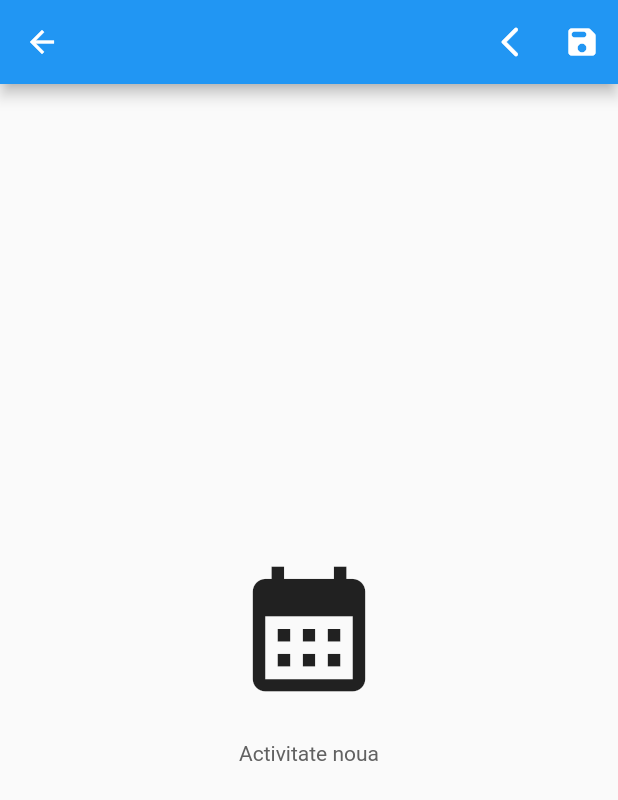
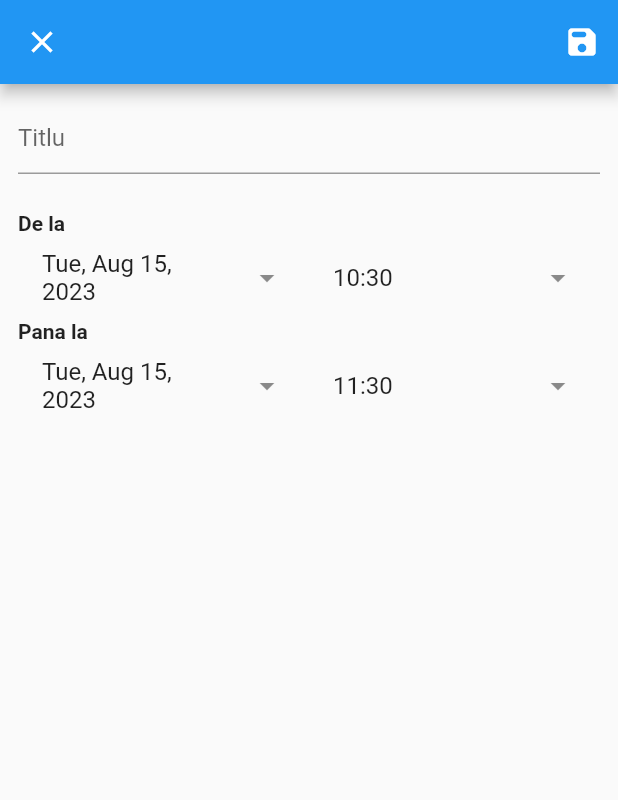
Before and after one commit to alexandrazambitchi/organizare_timp, a Flutter app: the NewActivityPage screen opened by its route, on a phone screen of 412 x 824 dp. Shown: the top 800 px of the screen. Run offline on Flutter 3.47's test engine with Material 2 defaults, Android fonts, the phone set to English and light mode, and no system bars; our stand-ins replace cloud_firestore, firebase_auth, firebase_core, google_nav_bar, google_sign_in, syncfusion_flutter_calendar; accounts and stored records are empty.

Commit message:
create activity, add calendar, other utils

```diff
--- /dev/null
+++ b/lib/components/utils.dart
@@ -0,0 +1,22 @@
+import 'package:intl/intl.dart';
+
+class Utils {
+  static String toDateTime(DateTime dateTime) {
+    final date = DateFormat.yMMMEd().format(dateTime);
+    final time = DateFormat.Hm().format(dateTime);
+
+    return '$date $time';
+  }
+
+  static String toDate(DateTime dateTime) {
+    final date = DateFormat.yMMMEd().format(dateTime);
+
+    return '$date';
+  }
+
+  static String toTime(DateTime dateTime) {
+    final time = DateFormat.Hm().format(dateTime);
+
+    return '$time';
+  }
+}
--- /dev/null
+++ b/lib/model/activity.dart
@@ -0,0 +1,26 @@
+import 'package:flutter/material.dart';
+
+class Activity{
+  final String title;
+  final String description;
+  final DateTime startTime;
+  final DateTime endTime;
+  final String category;
+  final String priority;
+  final String recurency;
+  final Color activityColor;
+  final bool isAllDay;
+
+  const Activity({
+    required this.title,
+    required this.description,
+    required this.startTime,
+    required this.endTime,
+    required this.category,
+    required this.priority,
+    required this.recurency,
+    this.activityColor = Colors.pink,
+    this.isAllDay = false
+  });
+
+}
--- a/lib/pages/new_activity.dart
+++ b/lib/pages/new_activity.dart
@@ -1,65 +1,227 @@
 import 'package:flutter/material.dart';
+import 'package:organizare_timp/components/textfields.dart';
+import 'package:organizare_timp/components/utils.dart';
+import 'package:organizare_timp/model/activity.dart';
+import 'package:provider/provider.dart';
+
+import '../provider/activity_provider.dart';
 
 class NewActivityPage extends StatefulWidget {
 
-  const NewActivityPage({super.key});
+  final Activity? activity;
+
+  const NewActivityPage({Key? key, this.activity,}) : super(key: key);
 
   @override
   State<NewActivityPage> createState() => _NewActivityPageState();
 }
 
 class _NewActivityPageState extends State<NewActivityPage> {
+  final formKey = GlobalKey<FormState>();
+  late DateTime startDate;
+  late DateTime endDate;
+
+  final titleController = TextEditingController();
+
+  @override
+  void initState() {
+    super.initState();
+
+    if (widget.activity == null) {
+      startDate = DateTime.now();
+      endDate = DateTime.now().add(const Duration(hours: 1));
+    }
+  }
 
   void saveNewActivity() {
+    final isValid = formKey.currentState!.validate();
+
+    if(isValid) {
+      final activity = Activity(
+        title: titleController.text,
+        description: 'description',
+        startTime: startDate,
+        endTime: endDate,
+        category: 'category',
+        priority: 'priority',
+        recurency: 'recurency',
+        isAllDay: false
+        );
+
+        final provider = Provider.of<ActivityProvider>(context, listen: false);
+        provider.addActivity(activity);
+
+        Navigator.of(context).pop();
+    }
     //save to db
-    Navigator.pop(context);
+    //Navigator.pop(context);
   }
 
   @override
   Widget build(BuildContext context) {
     return Scaffold(
       appBar: AppBar(
-        actions: [
-          IconButton(
-            icon: const Icon(Icons.arrow_back_ios_new_rounded),
-            onPressed: () =>  Navigator.pop(context),
-            ),
-          IconButton(
+        leading: const CloseButton(),
+        actions:
+          // [IconButton(
+          //   icon: const Icon(Icons.arrow_back_ios_new_rounded),
+          //   onPressed: () =>  Navigator.pop(context),
+          //   ),
+          [IconButton(
             icon: const Icon(Icons.save_rounded),
             onPressed: saveNewActivity,
+          ),]
+        ,
       ),
+      body: SingleChildScrollView(
+        padding: EdgeInsets.all(12),
+        child: Form(
+          key: formKey,
+          child: Column(
+            mainAxisSize: MainAxisSize.min,
+            children: <Widget>[
+
+              setTitle(),
+              SizedBox(height: 25,),
+              dateTimePickers(),
+
+
             ],
             ),
-      body: SafeArea(
-        child: Center(
-            child: SingleChildScrollView(
-          child: Column(mainAxisAlignment: MainAxisAlignment.center, children: [
-            const SizedBox(
-              height: 25,
         ),
-            const Icon(
-              Icons.calendar_month,
-              size: 100,
+      )
+
+
+    );
+  }
+
+  Widget setTitle() => TextFormField(
+    style: TextStyle(fontSize: 16),
+    decoration: InputDecoration(
+      border: UnderlineInputBorder(),
+      hintText: 'Titlu'
     ),
+    onFieldSubmitted: (_) => saveNewActivity(),
+    validator: (title) =>
+      title != null && title.isEmpty ? 'Activitatea trebuie sa aiba un titlu' : null,
+    controller: titleController,
+  );
 
-            const SizedBox(
-              height: 25,
-            ),
-            Text(
-              'Activitate noua',
-              style: TextStyle(
-                color: Colors.grey[700],
-                fontSize: 14,
-              ),
-            ),
+  Widget dateTimePickers() => Column(
+    children: [
+      buildStarting(),
+      buildEnding(),
+    ],
+  );
 
-            const SizedBox(height: 25),
-
-            // username textfield
-
-          ]),
+  Widget buildStarting () => buildHeader(
+    header: 'De la',
+    child: Row(
+      children: [
+        Expanded(
+          child: buildDropdownField(
+            text: Utils.toDate(startDate),
+            onClicked: () => pickStartingDateTime(pickDate: true),
            )),
+           Expanded(
+          child: buildDropdownField(
+            text: Utils.toTime(startDate),
+            onClicked: () => pickStartingDateTime(pickDate: false),
+           ))
+      ],
     ),
   );
+
+  Widget buildEnding () => buildHeader(
+    header: 'Pana la',
+    child: Row(
+      children: [
+        Expanded(
+          child: buildDropdownField(
+            text: Utils.toDate(endDate),
+            onClicked: () => pickEndingDateTime(pickDate: true),
+           )),
+           Expanded(
+          child: buildDropdownField(
+            text: Utils.toTime(endDate),
+            onClicked: () => pickEndingDateTime(pickDate: false),
+           ))
+      ],
+    ),
+  );
+
+  Future pickStartingDateTime({required bool pickDate}) async {
+    final date = await pickDateTime(startDate, pickDate: pickDate);
+
+    if(date ==  null) return;
+
+    if(date.isAfter(endDate)) {
+      endDate = DateTime(date.year, date.month, date.day, endDate.hour, endDate.minute);
+    }
+
+    setState(() => startDate = date);
+  }
+
+  Future pickEndingDateTime({required bool pickDate}) async {
+    final date = await pickDateTime(
+      endDate,
+      pickDate: pickDate,
+      firstDate: pickDate ? startDate : null
+      );
+
+    if(date ==  null) return;
+
+    setState(() => endDate = date);
+  }
+
+  Future<DateTime?> pickDateTime(
+    DateTime initialDate, {required bool pickDate, DateTime? firstDate}) async {
+      if(pickDate){
+        final date = await showDatePicker(
+          context: context,
+          initialDate: initialDate,
+          firstDate: firstDate ?? DateTime(2015, 8),
+          lastDate: DateTime(2101)
+        );
+
+        if (date == null) return null;
+
+        final time = Duration(hours: initialDate.hour, minutes: initialDate.minute);
+
+        return date.add(time);
+      }
+      else {
+        final timeSelected = await showTimePicker(
+          context: context,
+          initialTime: TimeOfDay.fromDateTime(initialDate));
+
+        if (timeSelected == null) return null;
+
+        final date = DateTime(initialDate.year, initialDate.month, initialDate.day);
+        final time = Duration(hours: timeSelected.hour, minutes: timeSelected.minute);
+
+        return date.add(time);
       }
     }
+
+  Widget buildDropdownField ({
+    required String text,
+    required VoidCallback onClicked
+  }) => ListTile(
+    title: Text(text),
+    trailing: Icon(Icons.arrow_drop_down),
+    onTap: onClicked,
+  );
+
+  Widget buildHeader({
+    required String header,
+    required Widget child,
+  }) => Column(
+    crossAxisAlignment: CrossAxisAlignment.start,
+    children: [
+      Text(header, style: TextStyle(fontWeight: FontWeight.bold)),
+      child
+    ],
+  );
+
+ }
--- /dev/null
+++ b/lib/provider/activity_provider.dart
@@ -0,0 +1,15 @@
+import 'package:flutter/material.dart';
+
+import '../model/activity.dart';
+
+class ActivityProvider extends ChangeNotifier{
+  final List<Activity> activityList = [];
+
+  List<Activity> get activities => activityList;
+
+  void addActivity(Activity activity) {
+    activityList.add(activity);
+
+    notifyListeners();
+  }
+}
--- a/pubspec.yaml
+++ b/pubspec.yaml
@@ -42,6 +42,7 @@ dependencies:
   cloud_firestore: ^4.8.4
   syncfusion_flutter_calendar:
   google_nav_bar: ^5.0.6
+  intl:
 
 dev_dependencies:
   flutter_test:
```
Also changed, not shown: lib/main.dart (+6 -3 lines), lib/pages/group_page.dart (+51 -3 lines), lib/pages/new_group_page.dart (added, +22 -0 lines), pubspec.lock. Lines whose indentation alone changed are shown as unchanged.
